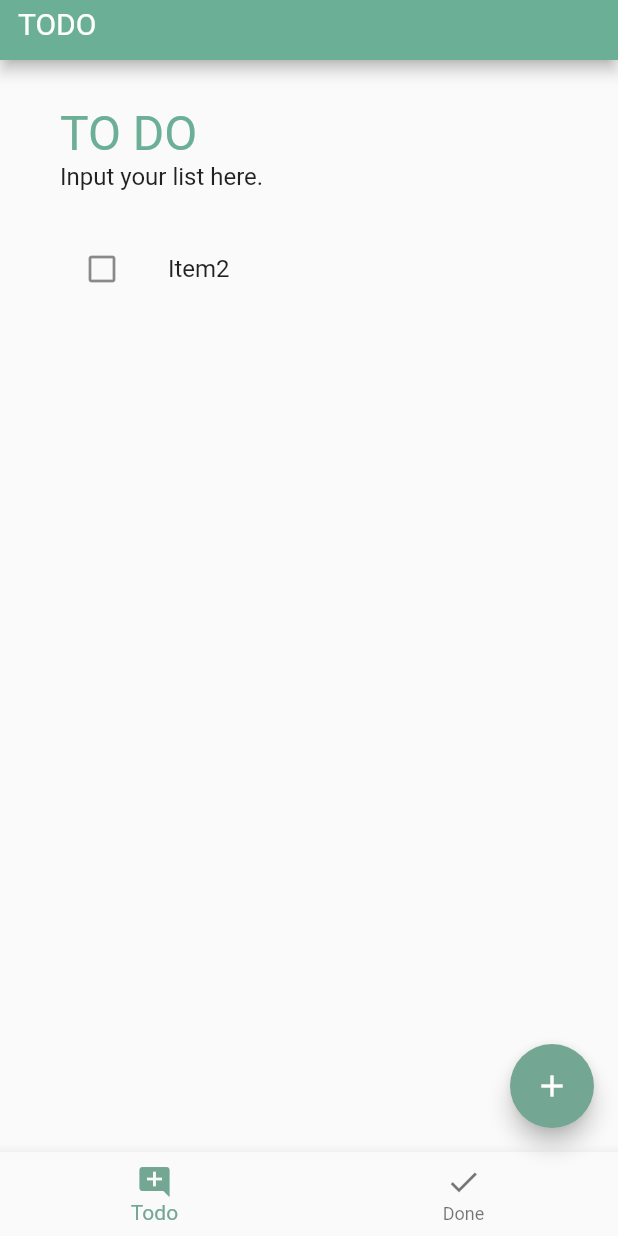
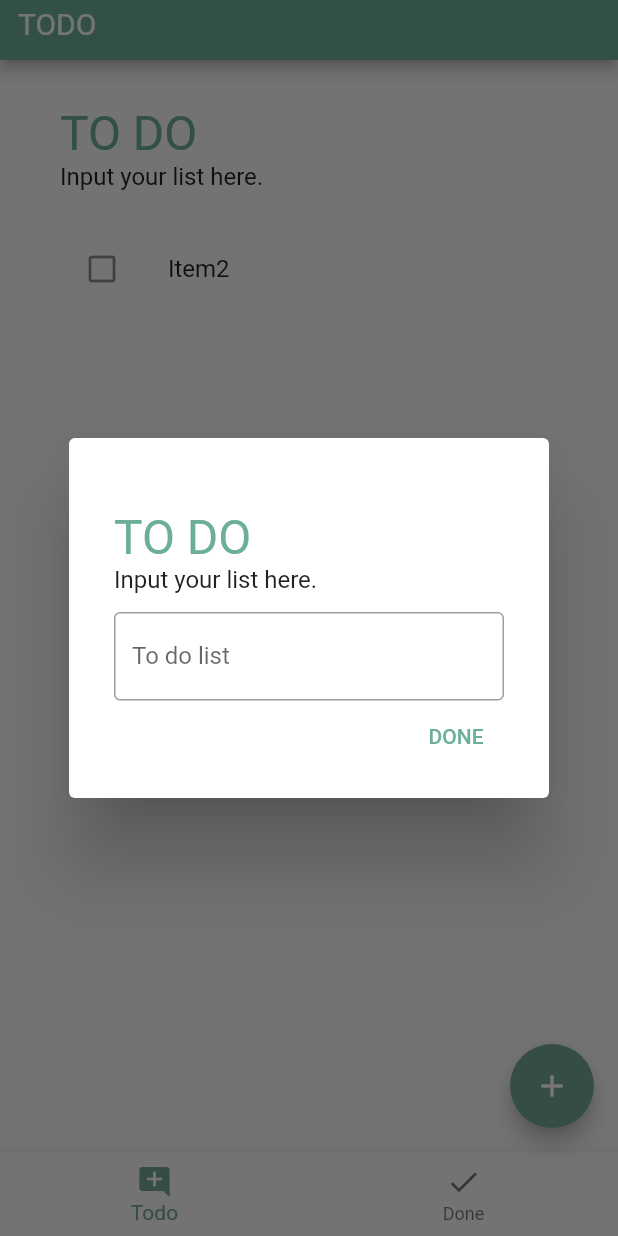
Before and after one commit to GGolfz/Flutter-Simple-Todo, a Flutter app: the screen it shows after launch, after a tap on the "add" icon, on a phone screen of 412 x 824 dp. Run offline on Flutter 3.47's test engine with Material 2 defaults, Android fonts, the light colour scheme and no system bars.

Commit message:
finish: mock up with out firebase :sparkles:

```diff
--- a/lib/main.dart
+++ b/lib/main.dart
@@ -26,6 +26,7 @@ class _HomePageState extends State<HomePage> {
     Todo(finish: false, key: "2", text: "Item2"),
     Todo(finish: true, key: "3", text: "Item3")
   ];
+  var _itemController = TextEditingController();
   void _onChangePage(page) {
     setState(() {
       _current = page;
@@ -41,6 +42,15 @@ class _HomePageState extends State<HomePage> {
     setState(() {
       items = tempList;
     });
+  }
+
+  void _onAddTodo(text) {
+    print(text);
+    setState(() {
+      items.add(
+          Todo(text: text, key: (items.length + 1).toString(), finish: false));
+    });
+    Navigator.of(context).pop();
   }
 
   @override
@@ -102,7 +112,46 @@ class _HomePageState extends State<HomePage> {
       floatingActionButton: _current == 0
           ? FloatingActionButton(
               backgroundColor: buttonColor,
-              onPressed: () {},
+              onPressed: () {
+                showDialog(
+                    context: context,
+                    builder: (context) => Dialog(
+                          child: Container(
+                            width: 320,
+                            height: 240,
+                            padding: EdgeInsets.only(
+                                top: 30, left: 30, right: 30, bottom: 0),
+                            child: Column(
+                              mainAxisAlignment: MainAxisAlignment.center,
+                              children: [
+                                HeaderText(
+                                  titleText: "TO DO",
+                                  subtitleText: "Input your list here.",
+                                ),
+                                InputText(
+                                    controller: _itemController,
+                                    labelText: "To do list"),
+                                Row(
+                                    mainAxisAlignment: MainAxisAlignment.end,
+                                    crossAxisAlignment:
+                                        CrossAxisAlignment.center,
+                                    children: [
+                                      TextButton(
+                                          onPressed: () {
+                                            _onAddTodo(_itemController.text);
+                                            _itemController.text = '';
+                                          },
+                                          child: Text(
+                                            "DONE",
+                                            style:
+                                                TextStyle(color: primaryColor),
+                                          ))
+                                    ]),
+                              ],
+                            ),
+                          ),
+                        ));
+              },
               child: Icon(Icons.add),
             )
           : null,
```
